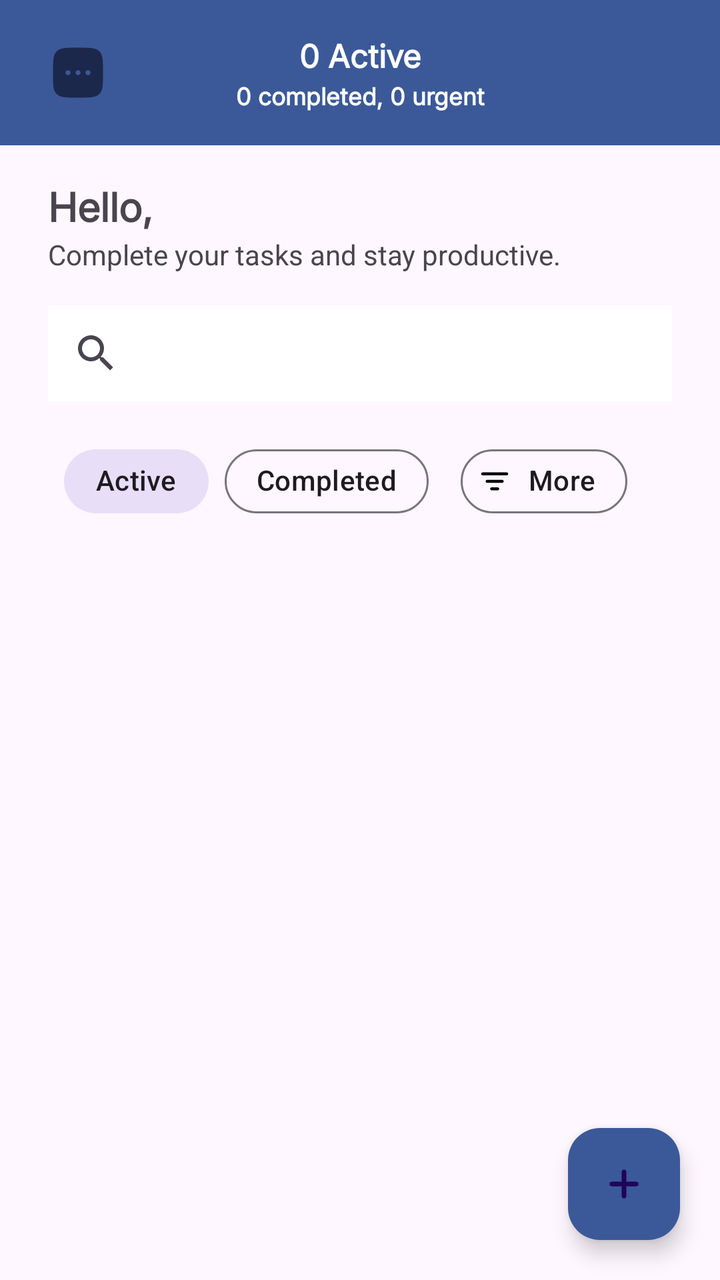
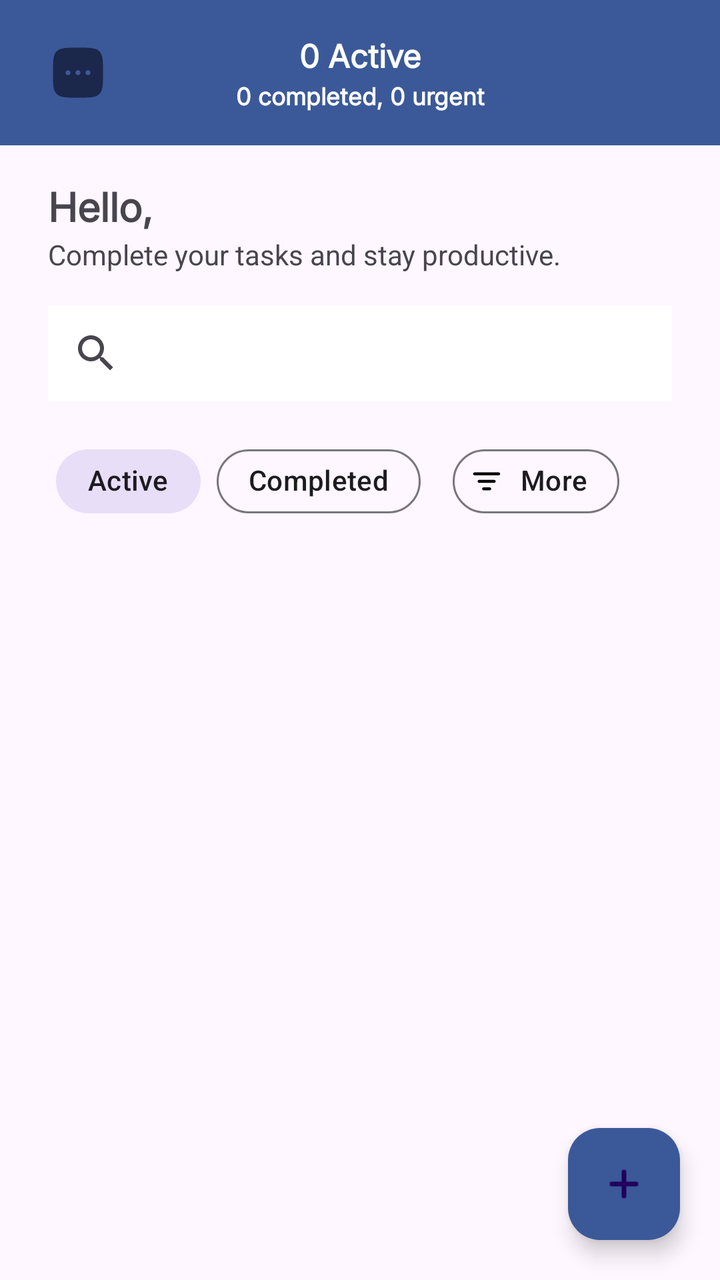

Before-and-after screenshots of an Android layout around one commit, followed by the original layout XML and the change that was made.
<!-- AndroidManifest.xml: application theme Theme.SmartTaskManager -->
<!-- res/layout/activity_dashboard.xml -->
<?xml version="1.0" encoding="utf-8"?>
<FrameLayout xmlns:android="http://schemas.android.com/apk/res/android"
    xmlns:app="http://schemas.android.com/apk/res-auto"
    xmlns:tools="http://schemas.android.com/tools"
    android:layout_width="match_parent"
    android:layout_height="match_parent">

    <LinearLayout
        android:id="@+id/main"
        android:layout_width="match_parent"
        android:layout_height="match_parent"
        android:orientation="vertical"
        tools:context=".activities.DashboardActivity">

        <androidx.constraintlayout.widget.ConstraintLayout
            android:layout_width="match_parent"
            android:layout_height="wrap_content"
            android:background="#3B5998">

            <ImageView
                android:id="@+id/imageView2"
                android:layout_width="30dp"
                android:layout_height="30dp"
                android:layout_marginStart="24dp"
                app:layout_constraintBottom_toBottomOf="@+id/textView4"
                app:layout_constraintStart_toStartOf="parent"
                app:layout_constraintTop_toTopOf="@+id/textView3"
                app:srcCompat="@drawable/menu" />

            <TextView
                android:id="@+id/textView3"
                android:layout_width="wrap_content"
                android:layout_height="wrap_content"
                android:layout_marginTop="16dp"
                android:fontFamily="@font/inter_regular"
                android:text="@string/dashboard_top_active_text"
                android:textColor="#FFFFFF"
                android:textSize="16sp"
                android:textStyle="bold"
                app:layout_constraintEnd_toEndOf="parent"
                app:layout_constraintStart_toStartOf="parent"
                app:layout_constraintTop_toTopOf="parent" />

            <TextView
                android:id="@+id/textView4"
                android:layout_width="wrap_content"
                android:layout_height="wrap_content"
                android:layout_marginBottom="16dp"
                android:fontFamily="@font/inter_regular"
                android:text="@string/dashboard_top_sub_active_text"
                android:textColor="#FFFFFF"
                android:textSize="12sp"
                android:textStyle="bold"
                app:layout_constraintBottom_toBottomOf="parent"
                app:layout_constraintEnd_toEndOf="@+id/textView3"
                app:layout_constraintStart_toStartOf="@+id/textView3"
                app:layout_constraintTop_toBottomOf="@+id/textView3" />
        </androidx.constraintlayout.widget.ConstraintLayout>

        <androidx.constraintlayout.widget.ConstraintLayout
            android:layout_width="match_parent"
            android:layout_height="wrap_content">

            <TextView
                android:id="@+id/textView5"
                android:layout_width="wrap_content"
                android:layout_height="wrap_content"
                android:layout_marginStart="24dp"
                android:layout_marginTop="16dp"
                android:fontFamily="@font/inter_regular"
                android:text="@string/dashboard_greeting_text"
                android:textSize="20sp"
                android:textStyle="bold"
                app:layout_constraintStart_toStartOf="parent"
                app:layout_constraintTop_toTopOf="parent" />

            <TextView
                android:id="@+id/textView6"
                android:layout_width="wrap_content"
                android:layout_height="wrap_content"
                android:text="@string/dashboard_cheering_text"
                android:textSize="14sp"
                app:layout_constraintStart_toStartOf="@+id/textView5"
                app:layout_constraintTop_toBottomOf="@+id/textView5" />

            <SearchView
                android:id="@+id/searchView"
                android:layout_width="0dp"
                android:layout_height="wrap_content"
                android:layout_marginTop="16dp"
                android:layout_marginEnd="24dp"
                android:background="#FFFFFF"
                android:queryHint="@string/dashboard_search_text"
                app:layout_constraintEnd_toEndOf="parent"
                app:layout_constraintStart_toStartOf="@+id/textView6"
                app:layout_constraintTop_toBottomOf="@+id/textView6">

            </SearchView>

            <com.google.android.material.chip.ChipGroup
                android:layout_width="wrap_content"
                android:layout_height="wrap_content"
                android:layout_marginStart="8dp"
                android:layout_marginTop="16dp"
                android:layout_marginBottom="16dp"
                app:layout_constraintBottom_toBottomOf="parent"
                app:layout_constraintStart_toStartOf="@+id/searchView"
                app:layout_constraintTop_toBottomOf="@+id/searchView"
                app:singleSelection="true">

                <com.google.android.material.chip.Chip
                    android:id="@+id/chip"
                    android:layout_width="wrap_content"
                    android:layout_height="wrap_content"
                    android:layout_marginTop="16dp"
                    android:checkable="true"
                    android:checked="true"
                    android:text="@string/dashboard_active_chip_text"
                    app:chipCornerRadius="20dp" />

                <com.google.android.material.chip.Chip
                    android:id="@+id/aeTaskCatChip2"
                    android:layout_width="wrap_content"
                    android:layout_height="wrap_content"
                    android:checkable="true"
                    android:text="@string/dashboard_completed_chip_text"
                    app:chipCornerRadius="20dp" />

                <com.google.android.material.chip.Chip
                    android:id="@+id/aeTaskCatChip3"
                    android:layout_width="wrap_content"
                    android:layout_height="wrap_content"
                    android:layout_marginStart="8dp"
                    android:checkable="true"
                    android:text="@string/dashboard_more_chip_text"
                    app:chipCornerRadius="20dp"
                    app:chipIcon="@drawable/filter_icon" />

            </com.google.android.material.chip.ChipGroup>

        </androidx.constraintlayout.widget.ConstraintLayout>

        <ScrollView
            android:layout_width="match_parent"
            android:layout_height="0dp"
            android:layout_weight="1">

            <LinearLayout
                android:id="@+id/dashboardTaskLinerLayout"
                android:layout_width="match_parent"
                android:layout_height="wrap_content"
                android:orientation="vertical" />
        </ScrollView>

    </LinearLayout>

    <com.google.android.material.floatingactionbutton.FloatingActionButton
        android:id="@+id/fabAddTask"
        android:layout_width="wrap_content"
        android:layout_height="wrap_content"
        android:layout_gravity="bottom|end"
        android:layout_margin="20dp"
        android:src="@drawable/plus_icon"
        app:backgroundTint="#3B5998"
        app:fabSize="mini" />

</FrameLayout>
<!-- resources referenced by this layout -->
<resources>
  <!-- drawable filter_icon (drawable) -->
  <vector xmlns:android="http://schemas.android.com/apk/res/android"
      android:width="800dp"
      android:height="800dp"
      android:viewportWidth="24"
      android:viewportHeight="24">
    <path
        android:pathData="M3,7C3,6.448 3.448,6 4,6H20C20.552,6 21,6.448 21,7C21,7.552 20.552,8 20,8H4C3.448,8 3,7.552 3,7ZM6,12C6,11.448 6.448,11 7,11H17C17.552,11 18,11.448 18,12C18,12.552 17.552,13 17,13H7C6.448,13 6,12.552 6,12ZM9,17C9,16.448 9.448,16 10,16H14C14.552,16 15,16.448 15,17C15,17.552 14.552,18 14,18H10C9.448,18 9,17.552 9,17Z"
        android:fillColor="#000000"
        android:fillType="evenOdd"/>
  </vector>
  <!-- drawable menu (drawable) -->
  <vector xmlns:android="http://schemas.android.com/apk/res/android"
      android:width="800dp"
      android:height="800dp"
      android:viewportWidth="24"
      android:viewportHeight="24">
    <path
        android:pathData="M3.464,3.464C2,4.929 2,7.286 2,12C2,16.714 2,19.071 3.464,20.535C4.929,22 7.286,22 12,22C16.714,22 19.071,22 20.535,20.535C22,19.071 22,16.714 22,12C22,7.286 22,4.929 20.535,3.464C19.071,2 16.714,2 12,2C7.286,2 4.929,2 3.464,3.464ZM12,13C12.552,13 13,12.552 13,12C13,11.448 12.552,11 12,11C11.448,11 11,11.448 11,12C11,12.552 11.448,13 12,13ZM9,12C9,12.552 8.552,13 8,13C7.448,13 7,12.552 7,12C7,11.448 7.448,11 8,11C8.552,11 9,11.448 9,12ZM16,13C16.552,13 17,12.552 17,12C17,11.448 16.552,11 16,11C15.448,11 15,11.448 15,12C15,12.552 15.448,13 16,13Z"
        android:fillColor="#1C274C"
        android:fillType="evenOdd"/>
  </vector>
  <!-- drawable plus_icon (drawable) -->
  <vector xmlns:android="http://schemas.android.com/apk/res/android"
      android:width="800dp"
      android:height="800dp"
      android:viewportWidth="24"
      android:viewportHeight="24">
    <path
        android:pathData="M6,12H18M12,6V18"
        android:strokeLineJoin="round"
        android:strokeWidth="2.4"
        android:fillColor="#00000000"
        android:strokeColor="#ffffff"
        android:strokeLineCap="round"/>
  </vector>
  <string name="dashboard_active_chip_text">Active</string>
  <string name="dashboard_cheering_text">Complete your tasks and stay productive.</string>
  <string name="dashboard_completed_chip_text">Completed</string>
  <string name="dashboard_greeting_text">Hello, </string>
  <string name="dashboard_more_chip_text">More</string>
  <string name="dashboard_search_text">Search tasks...</string>
  <string name="dashboard_top_active_text">0 Active</string>
  <string name="dashboard_top_sub_active_text">0 completed, 0 urgent</string>
  <style name="Theme.SmartTaskManager" parent="Base.Theme.SmartTaskManager" />
  <style name="Base.Theme.SmartTaskManager" parent="Theme.Material3.DayNight.NoActionBar">
          
          
      </style>
</resources>

<!-- the commit's change to res/layout/activity_dashboard.xml (unified diff, before → after) -->
@@ -100,16 +100,17 @@
             <com.google.android.material.chip.ChipGroup
                 android:layout_width="wrap_content"
                 android:layout_height="wrap_content"
-                android:layout_marginStart="8dp"
+                android:layout_marginStart="4dp"
                 android:layout_marginTop="16dp"
                 android:layout_marginBottom="16dp"
                 app:layout_constraintBottom_toBottomOf="parent"
                 app:layout_constraintStart_toStartOf="@+id/searchView"
                 app:layout_constraintTop_toBottomOf="@+id/searchView"
+                app:layout_constraintVertical_bias="0.0"
                 app:singleSelection="true">
 
                 <com.google.android.material.chip.Chip
-                    android:id="@+id/chip"
+                    android:id="@+id/dashActiveChip"
                     android:layout_width="wrap_content"
                     android:layout_height="wrap_content"
                     android:layout_marginTop="16dp"
@@ -119,7 +120,7 @@
                     app:chipCornerRadius="20dp" />
 
                 <com.google.android.material.chip.Chip
-                    android:id="@+id/aeTaskCatChip2"
+                    android:id="@+id/dashCompletedChip"
                     android:layout_width="wrap_content"
                     android:layout_height="wrap_content"
                     android:checkable="true"
@@ -127,11 +128,11 @@
                     app:chipCornerRadius="20dp" />
 
                 <com.google.android.material.chip.Chip
-                    android:id="@+id/aeTaskCatChip3"
+                    android:id="@+id/dashMoreChip"
                     android:layout_width="wrap_content"
                     android:layout_height="wrap_content"
                     android:layout_marginStart="8dp"
-                    android:checkable="true"
+                    android:checkable="false"
                     android:text="@string/dashboard_more_chip_text"
                     app:chipCornerRadius="20dp"
                     app:chipIcon="@drawable/filter_icon" />
